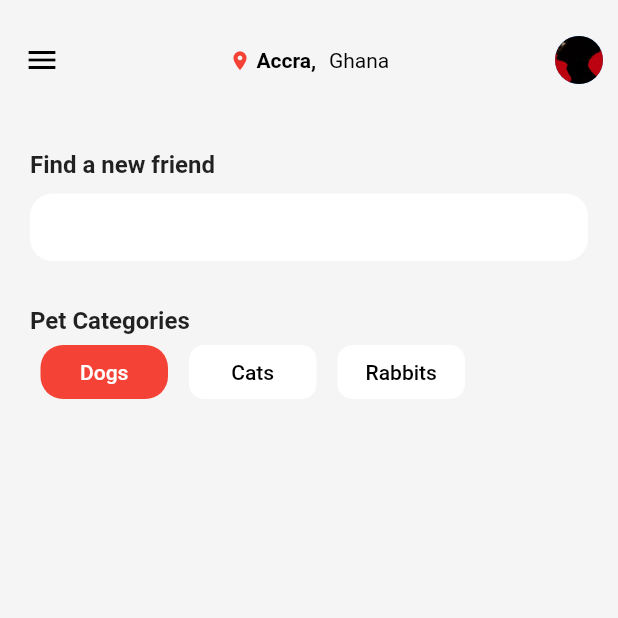
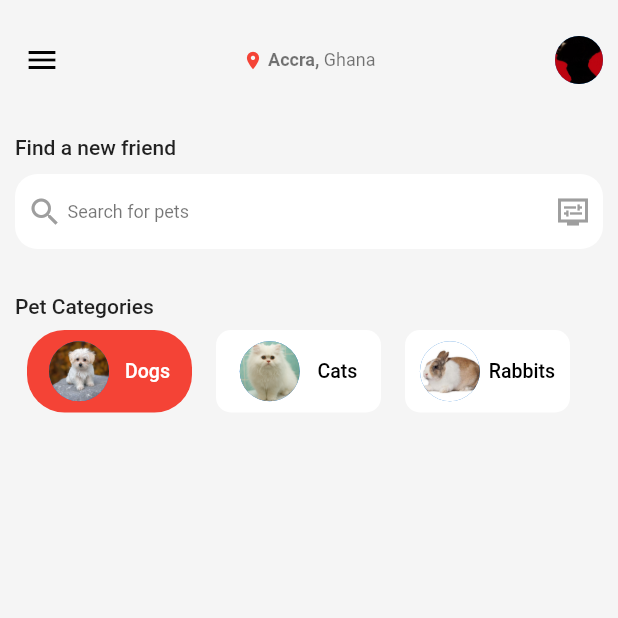
Before and after one commit to Richmond-Nunoo/PET-ADOPTION-APP, a Flutter app: the UserHomePage screen opened directly, on a phone screen of 412 x 824 dp, the top half of it. Run offline on Flutter 3.47's test engine with Material 2 defaults, Android fonts, the light colour scheme and no system bars.

Commit message:
code clean up

```diff
--- a/lib/views/pages/category.dart
+++ /dev/null
@@ -1,18 +0,0 @@
-import 'package:flutter/material.dart';
-
-class CategoriesPage extends StatelessWidget {
-  final String categorie;
-  const CategoriesPage({super.key, required this.categorie});
-
-  @override
-  Widget build(BuildContext context) {
-    return Scaffold(
-      appBar: AppBar(
-        title: Text(categorie),
-      ),
-      body: Center(
-        child: Text(categorie),
-      ),
-    );
-  }
-}
--- a/lib/views/pages/homepage.dart
+++ b/lib/views/pages/homepage.dart
@@ -16,13 +16,14 @@ class _UserHomePageState extends State<UserHomePage> {
   ];
 
   List images = [
-    "assets/images/dog5.jpg",
-    "assets/images/cat.jpg",
-    "assets/images/squirel.jpg"
+    "assets/images/pup.jpg",
+    "assets/images/cat1.jpg",
+    "assets/images/rabbit.jpg"
   ];
 
   @override
   Widget build(BuildContext context) {
+    final theme = Theme.of(context).textTheme;
     return Scaffold(
       backgroundColor: Colors.grey.shade100,
       appBar: AppBar(
@@ -32,19 +33,20 @@ class _UserHomePageState extends State<UserHomePage> {
           color: Colors.black,
         ),
         title: RichText(
-          text: const TextSpan(
-            style: TextStyle(color: Colors.black, wordSpacing: 5),
+          text: TextSpan(
+            style: theme.bodySmall,
             children: [
-              WidgetSpan(
+              const WidgetSpan(
                   child: Icon(
                 Icons.location_on_sharp,
                 color: Colors.red,
-                size: 15,
+                size: 14,
               )),
               TextSpan(
                   text: " Accra, ",
-                  style: TextStyle(fontWeight: FontWeight.bold)),
-              TextSpan(text: "Ghana"),
+                  style:
+                      theme.bodySmall!.copyWith(fontWeight: FontWeight.bold)),
+              const TextSpan(text: "Ghana"),
             ],
           ),
         ),
@@ -64,21 +66,17 @@ class _UserHomePageState extends State<UserHomePage> {
       ),
       body: ListView(
         physics: const BouncingScrollPhysics(),
-        padding: const EdgeInsets.symmetric(vertical: 20, horizontal: 20),
+        padding: const EdgeInsets.symmetric(vertical: 10, horizontal: 10),
         children: [
-          Column(
-            mainAxisAlignment: MainAxisAlignment.start,
-            crossAxisAlignment: CrossAxisAlignment.start,
-            children: [
-              const Text(
+          Text(
             "Find a new friend",
-                style: TextStyle(fontSize: 16, fontWeight: FontWeight.bold),
+            style: theme.bodyLarge,
           ),
           const SizedBox(
             height: 10,
           ),
           Container(
-                height: 45,
+            height: 50,
             width: double.infinity,
             decoration: const BoxDecoration(
               color: Colors.white,
@@ -86,167 +84,100 @@ class _UserHomePageState extends State<UserHomePage> {
                 Radius.circular(15),
               ),
             ),
+            child: Padding(
+              padding: const EdgeInsets.all(8.0),
+              child: Row(
+                children: [
+                  const Icon(
+                    Icons.search,
+                    color: Colors.grey,
+                  ),
+                  Text(
+                    " Search for pets",
+                    style: theme.bodySmall,
+                  ),
+                  const Spacer(),
+                  const Icon(
+                    Icons.display_settings_sharp,
+                    color: Colors.grey,
+                  )
+                ],
+              ),
+            ),
           ),
           const SizedBox(
             height: 30,
           ),
-              const Text(
+          Text(
             "Pet Categories",
-                style: TextStyle(fontSize: 16, fontWeight: FontWeight.bold),
+            style: theme.bodyLarge,
           ),
-              SizedBox(
-                width: double.infinity,
-                height: 50,
-                child: ListView.builder(
-                    shrinkWrap: true,
+          SingleChildScrollView(
+            scrollDirection: Axis.horizontal,
             physics: const BouncingScrollPhysics(),
-                    scrollDirection: Axis.horizontal,
-                    itemCount: categories.length,
-                    itemBuilder: (context, index) {
-                      return GestureDetector(
+            child: Row(
+              crossAxisAlignment: CrossAxisAlignment.start,
+              mainAxisAlignment: MainAxisAlignment.start,
+              children: List.generate(
+                categories.length,
+                (index) => Padding(
+                  padding: const EdgeInsets.all(8.0),
+                  child: InkWell(
                     onTap: () {
                       setState(() {
                         sectedCategory = index;
                       });
-
                     },
                     child: AnimatedContainer(
-                          margin: const EdgeInsets.all(7),
-                          duration: const Duration(
-                            milliseconds: 300,
-                          ),
-                          height: 40,
-                          width: 85,
+                        duration: const Duration(milliseconds: 500),
+                        height: 55,
+                        width: 110,
                         decoration: BoxDecoration(
                           color: sectedCategory == index
                               ? Colors.red
                               : Colors.white,
                           borderRadius: sectedCategory == index
-                                ? BorderRadius.circular(15)
+                              ? BorderRadius.circular(25)
                               : BorderRadius.circular(10),
                         ),
-                          child: Center(
-                            child: Text(
+                        child: Padding(
+                          padding: const EdgeInsets.all(4.0),
+                          child: Row(
+                            mainAxisAlignment: MainAxisAlignment.spaceEvenly,
+                            children: [
+                              CircleAvatar(
+                                backgroundImage: AssetImage(images[index]),
+                              ),
+                              Text(
                                 categories[index],
                                 style: TextStyle(
+                                    fontSize: 13,
+                                    overflow: TextOverflow.ellipsis,
                                     fontWeight: FontWeight.w500,
                                     color: sectedCategory == index
                                         ? Colors.white
                                         : Colors.black),
                               ),
+                            ],
+                          ),
+                        )
+                        // Center(
+                        //   child: Text(
+                        //     categories[index],
+                        //     style: TextStyle(
+                        //         fontWeight: FontWeight.w500,
+                        //         color: sectedCategory == index
+                        //             ? Colors.white
+                        //             : Colors.black),
+                        //   ),
+                        // ),
                         ),
                   ),
-                      );
-                    },),
                 ),
-              //      Text(images[sectedCategory])
-
-              // Container(
-              //   height: 50,
-              //   width: 60,
-              //   decoration: const BoxDecoration(
-              //     color: Colors.white,
-              //     borderRadius: BorderRadius.all(
-              //       Radius.circular(10),
-              //     ),
-              //   ),
-              // )
+              ),
+            ),
+          )
         ],
-          ),
-        ],
-
-        // Container(
-        //     width: 100,
-        //     height: double.infinity,
-        //     margin: const EdgeInsets.all(10),
-        //     child: Column(
-        //       children: [
-        //         SizedBox(
-        //           width: double.infinity,
-        //           height: 60,
-        //           child: ListView.builder(
-        //               shrinkWrap: true,
-        //               physics: const BouncingScrollPhysics(),
-        //               scrollDirection: Axis.horizontal,
-        //               itemCount: categories.length,
-        //               itemBuilder: (context, index) {
-        //                 return Column(
-        //                   children: [
-        //                     GestureDetector(
-        //                       onTap: () {
-        //                         setState(() {
-        //                           sectedCategory = index;
-        //                         });
-        //                       },
-        //                       child: AnimatedContainer(
-        //                         margin: const EdgeInsets.all(7),
-        //                         duration: const Duration(
-        //                           milliseconds: 300,
-        //                         ),
-        //                         height: 80,
-        //                         width: 45,
-        //                         decoration: BoxDecoration(
-        //                           color: sectedCategory == index
-        //                               ? Colors.red
-        //                               : Colors.blue,
-        //                           borderRadius: sectedCategory == index
-        //                               ? BorderRadius.circular(15)
-        //                               : BorderRadius.circular(10),
-        //                           border: sectedCategory == index
-        //                               ? Border.all(
-        //                                   color: Colors.deepPurpleAccent,
-        //                                   width: 2)
-        //                               : null,
-        //                         ),
-        //                         child: Center(
-        //                           child: Text(
-        //                             categories[index],
-        //                             style: TextStyle(
-        //                                 fontWeight: FontWeight.w500,
-        //                                 color: sectedCategory == index
-        //                                     ? Colors.black
-        //                                     : Colors.grey),
-        //                           ),
-        //                         ),
-        //                       ),
-        //                     ),
-        //                     Visibility(
-        //                       visible: sectedCategory == index,
-        //                       child: Container(
-        //                         width: 5,
-        //                         height: 5,
-        //                         decoration: const BoxDecoration(
-        //                             color: Colors.deepPurpleAccent,
-        //                             shape: BoxShape.circle),
-        //                       ),
-        //                     )
-        //                   ],
-        //                 );
-        //               }),
-        //         ),
-        //         Container(
-        //           margin: const EdgeInsets.only(top: 30),
-        //           width: double.infinity,
-        //           height: 550,
-        //           child: Column(
-        //             mainAxisAlignment: MainAxisAlignment.center,
-        //             children: [
-        //               Text(
-        //                 categories[sectedCategory],
-        //               ),
-        //               const SizedBox(
-        //                 height: 10,
-        //               ),
-        //               Text(images[sectedCategory],
-        //                   style: const TextStyle(
-        //                       fontWeight: FontWeight.w500,
-        //                       fontSize: 30,
-        //                       color: Colors.deepPurple)),
-        //             ],
-        //           ),
-        //         ),
-        //       ],
-        //     ))
       ),
     );
   }
```
Also changed, not shown: assets/images/cat1.jpg (added), assets/images/pup.jpg (added), assets/images/puppy.jpg (added), assets/images/r.jpg (added), assets/images/rabbit.jpg (added), assets/images/rr.jpg (added). Lines whose indentation alone changed are shown as unchanged.
